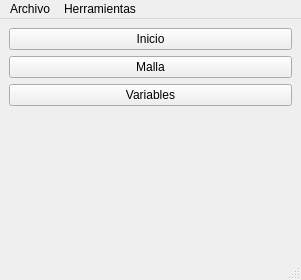
Old version of the form main_window/ui/main_window.ui in the repository luisdavidrodm/PrePRODIC3D.
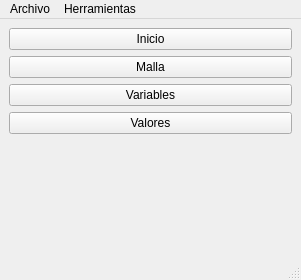
New version of the form.

Commit message: Agregada la ventana valores a la interfaz main

```diff
--- a/main_window/ui/main_window.ui
+++ b/main_window/ui/main_window.ui
@@ -36,6 +36,13 @@
       </property>
      </widget>
     </item>
+    <item>
+     <widget class="QPushButton" name="pb_valores">
+      <property name="text">
+       <string>Valores</string>
+      </property>
+     </widget>
+    </item>
     <item>
      <spacer name="verticalSpacer">
       <property name="orientation">
```
Left out of the diff: 6 changed lines with no effect on the pictures. The commit also changes 13 other files.
